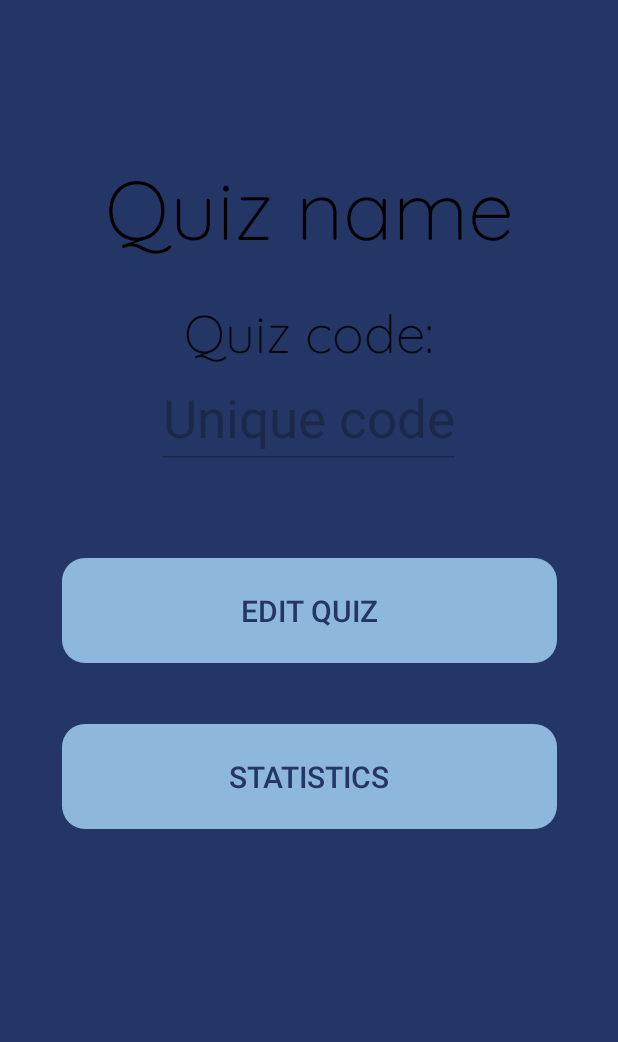
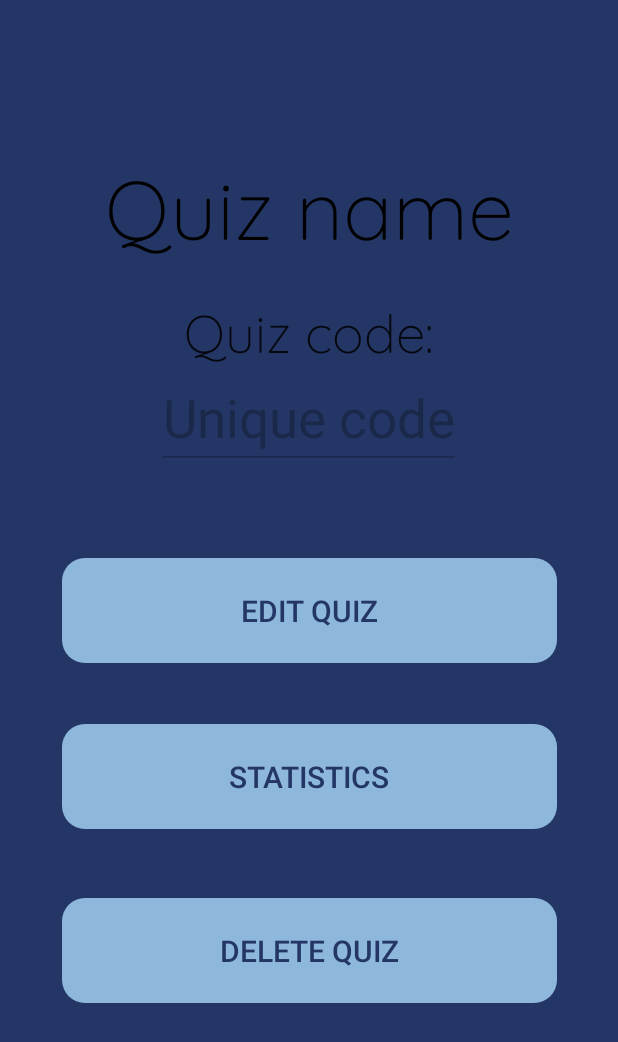
Before and after one commit to Fipzz/BrInt_QuizApp, an Android app: the Edit_quiz_home_activity screen opened directly, with no data from a screen before it, on a phone screen of 412 x 824 dp. Shown: the top 1042 px of the screen. Run offline under Robolectric (Android 15) with nearby library versions, the phone set to English and light mode, and no system bars; 3 statements that could not run were skipped.

Commit message:
You can now delete a quiz

```diff
--- a/app/src/main/res/layout/activity_statistics_.xml
+++ b/app/src/main/res/layout/activity_statistics_.xml
@@ -17,6 +17,7 @@
         android:text="Average percent of correct answers:"
         android:textColor="?attr/questionTextColor"
         android:textSize="23dp"
+        android:gravity="center"
         app:layout_constraintEnd_toEndOf="parent"
         app:layout_constraintHorizontal_bias="0.502"
         app:layout_constraintStart_toStartOf="parent"
--- a/app/src/main/res/layout/login_activity_layout.xml
+++ b/app/src/main/res/layout/login_activity_layout.xml
@@ -105,7 +105,7 @@
         android:layout_height="46dp"
         android:background="@drawable/log_in"
         android:backgroundTint="@color/blueButtonNormal"
-        android:text="Log ind"
+        android:text="Login"
         android:textColor="?attr/buttonTextColor"
         android:textSize="18dp"
         app:layout_constraintBottom_toBottomOf="parent"
@@ -135,7 +135,7 @@
         android:layout_width="wrap_content"
         android:layout_height="wrap_content"
         android:layout_marginTop="15dp"
-        android:text="Opret bruger"
+        android:text="Create user"
         app:layout_constraintEnd_toEndOf="@+id/log_in"
         app:layout_constraintStart_toStartOf="@+id/log_in"
         app:layout_constraintTop_toBottomOf="@+id/log_in" />
--- a/app/src/main/res/layout/quiz_menu_activity_layout.xml
+++ b/app/src/main/res/layout/quiz_menu_activity_layout.xml
@@ -89,4 +89,20 @@
         app:layout_constraintTop_toBottomOf="@+id/EditQuiz_home"
         app:layout_constraintVertical_bias="0.13" />
 
+    <Button
+        android:id="@+id/delete"
+        android:layout_width="330dp"
+        android:layout_height="70dp"
+        android:background="@drawable/log_in"
+        android:backgroundTint="?attr/buttonNormalColor"
+        android:text="Delete quiz"
+        android:textColor="?attr/buttonTextColor"
+        android:textSize="20sp"
+        app:layout_constraintBottom_toBottomOf="parent"
+        app:layout_constraintEnd_toEndOf="parent"
+        app:layout_constraintHorizontal_bias="0.506"
+        app:layout_constraintStart_toStartOf="parent"
+        app:layout_constraintTop_toBottomOf="@+id/Statistics_home"
+        app:layout_constraintVertical_bias="0.228" />
+
 </androidx.constraintlayout.widget.ConstraintLayout>
```
Also changed, not shown: app/src/main/java/com/example/brint_quizapp/Edit_Quiz.java (+13 -8 lines), app/src/main/java/com/example/brint_quizapp/Edit_quiz_home_activity.java (+109 -1 lines), app/src/main/java/com/example/brint_quizapp/Quiz_list_activity.java (+22 -2 lines).
